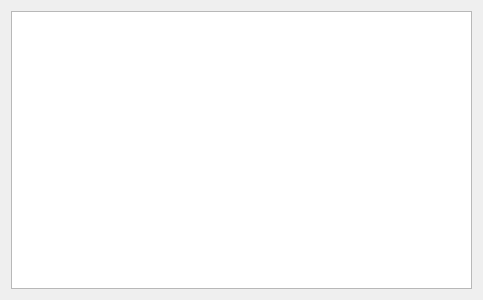
This is ui/QueueWidget.ui in nichilum/nimamp as Qt 5 draws it before an edit. The edited form follows.
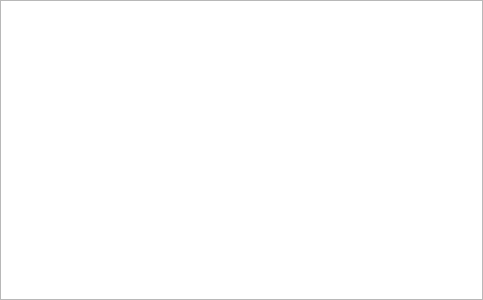
This is the edited form.

What changed in the file:
```diff
--- a/ui/QueueWidget.ui
+++ b/ui/QueueWidget.ui
@@ -14,6 +14,18 @@
    <string>Form</string>
   </property>
   <layout class="QHBoxLayout" name="horizontalLayout">
+   <property name="leftMargin">
+    <number>0</number>
+   </property>
+   <property name="topMargin">
+    <number>0</number>
+   </property>
+   <property name="rightMargin">
+    <number>0</number>
+   </property>
+   <property name="bottomMargin">
+    <number>0</number>
+   </property>
    <item>
     <widget class="QListWidget" name="queueListWidget">
      <property name="contextMenuPolicy">
```
